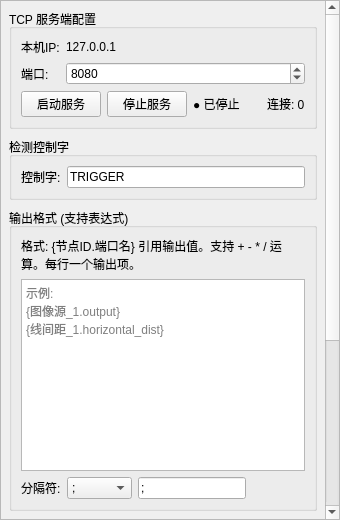
Qt form DateVisionPlus/panels/communicationpanel.ui (yangllllll/DateVsionPlus) before a commit.
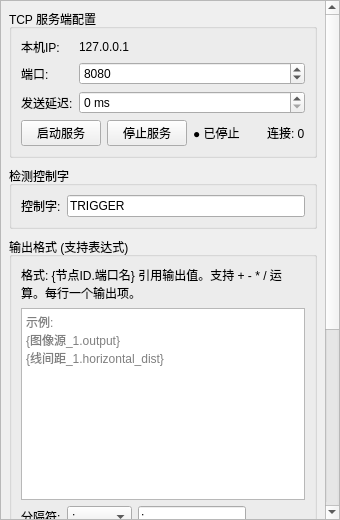
The same form after that commit.

What changed in the file:
```diff
--- a/DateVisionPlus/panels/communicationpanel.ui
+++ b/DateVisionPlus/panels/communicationpanel.ui
@@ -102,7 +102,41 @@
             </property>
            </widget>
           </item>
-          <item row="2" column="0" colspan="2">
+          <item row="2" column="0">
+           <widget class="QLabel" name="lblSendDelayCaption">
+            <property name="text">
+             <string>发送延迟:</string>
+            </property>
+            <property name="toolTip">
+             <string>检测结果生成后，延迟指定毫秒再发送给客户端。
+客户端（PLC 等）收到触发后需要时间切换到接收状态时可调大此值。</string>
+            </property>
+           </widget>
+          </item>
+          <item row="2" column="1">
+           <widget class="QSpinBox" name="spinSendDelay">
+            <property name="toolTip">
+             <string>检测结果生成后，延迟指定毫秒再发送给客户端。
+客户端（PLC 等）收到触发后需要时间切换到接收状态时可调大此值。</string>
+            </property>
+            <property name="suffix">
+             <string> ms</string>
+            </property>
+            <property name="minimum">
+             <number>0</number>
+            </property>
+            <property name="maximum">
+             <number>10000</number>
+            </property>
+            <property name="singleStep">
+             <number>10</number>
+            </property>
+            <property name="value">
+             <number>0</number>
+            </property>
+           </widget>
+          </item>
+          <item row="3" column="0" colspan="2">
            <widget class="QWidget" name="buttonBar" native="true">
             <layout class="QHBoxLayout" name="buttonBarLayout">
              <property name="leftMargin">
```
